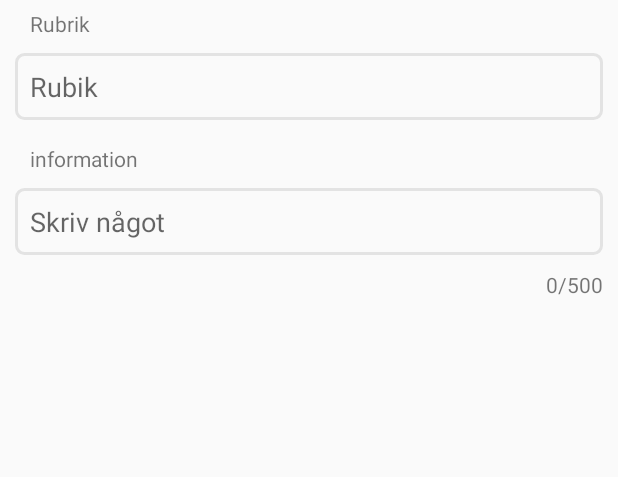
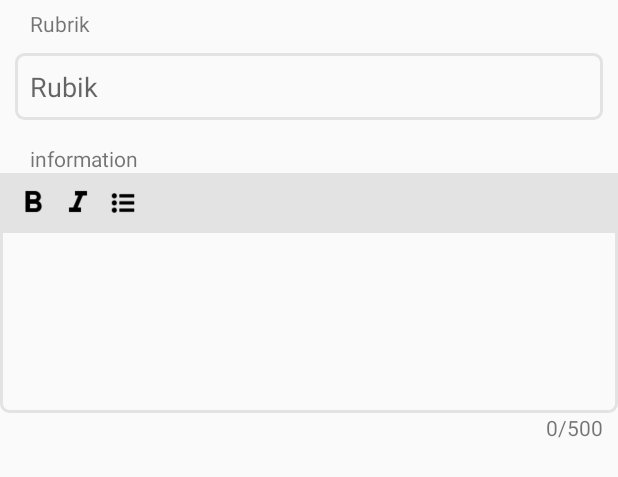
Before and after one commit to kpstar/WeCareIt-Android-, an Android app: the layout activity_information_edit.xml on its own in the app's theme, with its tools: preview values and no code run, on a phone screen of 412 x 824 dp. Shown: the top 477 px of the screen. Run offline under Robolectric (Android 15) with nearby library versions, the phone set to English and light mode, and no system bars.

Commit message:
Update tasks and driving log and validation

```diff
--- a/app/build.gradle
+++ b/app/build.gradle
@@ -57,6 +57,7 @@ dependencies {
     implementation "ru.noties:markwon-syntax-highlight:2.0.1" // optional
     implementation "ru.noties:markwon-view:2.0.1"
     implementation 'me.grantland:autofittextview:0.2.+'
+    implementation 'jp.wasabeef:richeditor-android:1.2.2'
     //implementation 'com.google.android.material:material:1.0.0-beta01'
     //implementation 'com.thomashaertel:multispinner:0.1.0@aar'
 
--- a/app/src/main/AndroidManifest.xml
+++ b/app/src/main/AndroidManifest.xml
@@ -39,7 +39,9 @@
             android:name=".InformationEditActivity"
             android:screenOrientation="portrait"
             android:theme="@style/AppTheme" />
-        <activity android:name=".fragments.tasks.TasksAddActivity"></activity>
+        <activity android:name=".fragments.tasks.TasksAddActivity"
+            android:screenOrientation="portrait"
+            android:theme="@style/AppTheme"></activity>
     </application>
 
 </manifest>
--- a/app/src/main/java/com/wecareit/fragments/information/InformationFragment.java
+++ b/app/src/main/java/com/wecareit/fragments/information/InformationFragment.java
@@ -46,6 +46,8 @@ public class InformationFragment extends Fragment {
     private static int flag_relevant = 1;
     public static int flagEdit_informationfragment = 0, id_information;
     public static String stTitle = "", stDesc = "";
+
+    private boolean isBold, isItalic;
 
     public static InformationFragment createInstance() {
         return new InformationFragment();
--- a/app/src/main/java/com/wecareit/fragments/notes/NotesAddFragment.java
+++ b/app/src/main/java/com/wecareit/fragments/notes/NotesAddFragment.java
@@ -22,6 +22,7 @@ import android.widget.EditText;
 import android.widget.LinearLayout;
 import android.widget.Spinner;
 import android.widget.TextView;
+import android.widget.Toast;
 
 import com.wecareit.LoginActivity;
 import com.wecareit.MultiSpinner;
@@ -176,6 +177,11 @@ public class NotesAddFragment extends TemplateFragment implements Spinner.OnItem
 
         mSummary = edSummary.getText().toString();
         mDetail = edDetail.getText().toString();
+
+        if (mSummary.isEmpty() || mDetail.isEmpty()) {
+            Toast.makeText(getContext(), "Det här fältet är obligatoriskt.", Toast.LENGTH_LONG).show();
+            return;
+        }
         isBackDated = backDated.isChecked();
 
         NotePost post = new NotePost(area_id, client_ids, category_id, general_id, specific_id, mSummary, mDetail, isBackDated);
--- a/app/src/main/java/com/wecareit/fragments/tasks/TasksAddActivity.java
+++ b/app/src/main/java/com/wecareit/fragments/tasks/TasksAddActivity.java
@@ -151,6 +151,11 @@ public class TasksAddActivity extends AppCompatActivity {
             }
         }
 
+        if (user_id.size() < 1 || stActivity.isEmpty() || stDeadline.isEmpty()) {
+            Toast.makeText(TasksAddActivity.this, "Det här fältet är obligatoriskt.", Toast.LENGTH_LONG).show();
+            return;
+        }
+
         postTask =new PostTask(stActivity, user_id, stDeadline);
 
         Call<ResponseBody> call = Global.getAPIService.postTask("Token " + Global.token, postTask);
--- a/app/src/main/res/layout/activity_information_edit.xml
+++ b/app/src/main/res/layout/activity_information_edit.xml
@@ -33,14 +33,49 @@
             android:text="information"
             android:layout_marginLeft="@dimen/height_20dp"
             android:layout_marginTop="@dimen/padding_6dp"/>
-        <EditText
-            android:id="@+id/etDesc_informationfragment"
+        <LinearLayout
             android:layout_width="match_parent"
             android:layout_height="wrap_content"
-            android:layout_margin="@dimen/padding_10dp"
-            android:padding="@dimen/padding_10dp"
-            android:background="@drawable/rounded_border_background"
-            android:hint="@string/write"/>
+            android:orientation="vertical"
+            android:background="@drawable/rounded_border_background">
+            <RelativeLayout
+                android:layout_width="match_parent"
+                android:background="@color/colorLightGray"
+                android:layout_height="@dimen/height_40dp">
+                <ImageView
+                    android:id="@+id/richBold"
+                    android:src="@drawable/ic_bold"
+                    android:layout_centerVertical="true"
+                    android:layout_marginLeft="@dimen/padding_10dp"
+                    android:layout_width="@dimen/width_24dp"
+                    android:layout_height="@dimen/width_24dp" />
+                <ImageView
+                    android:id="@+id/richItalic"
+                    android:layout_width="@dimen/width_24dp"
+                    android:layout_height="@dimen/width_24dp"
+                    android:layout_marginLeft="@dimen/padding_6dp"
+                    android:src="@drawable/ic_italic"
+                    android:layout_toRightOf="@id/richBold"
+                    android:layout_centerVertical="true" />
+
+                <ImageView
+                    android:id="@+id/richBullets"
+                    android:layout_width="@dimen/width_24dp"
+                    android:layout_height="@dimen/width_24dp"
+                    android:layout_marginLeft="@dimen/padding_6dp"
+                    android:src="@drawable/ic_bullets"
+                    android:layout_toRightOf="@id/richItalic"
+                    android:layout_centerVertical="true" />
+            </RelativeLayout>
+            <EditText
+                android:id="@+id/etDesc_informationfragment"
+                android:layout_width="match_parent"
+                android:layout_height="@dimen/height_100dp"
+                android:background="@null"
+                android:layout_margin="@dimen/padding_10dp"
+                android:padding="@dimen/padding_10dp"
+                android:maxLines="10" />
+        </LinearLayout>
         <RelativeLayout
             android:layout_width="match_parent"
             android:layout_height="wrap_content"
```
Also changed, not shown: app/src/main/java/com/wecareit/fragments/drivinglog/DrivingLogFragment.java (+47 -0 lines), app/src/main/java/com/wecareit/fragments/events/EventsUpdateFragment.java (+14 -8 lines), app/src/main/res/layout/recyclerview_row_tasks.xml (+8 -0 lines), app/src/main/res/layout/richtext_editor.xml (added, +48 -0 lines), app/src/main/res/drawable/ic_bold.png (added), app/src/main/res/drawable/ic_bullets.png (added), app/src/main/res/drawable/ic_italic.png (added), app/src/main/res/drawable/ic_notification.png (added), 1 other file.
